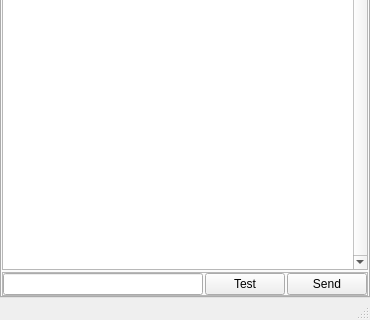
Above: src/MainWindow/mainwindow.ui from cyberlord8/ChesterTheChat before the change; both pictures show x 0 to 370 and y 374 to 694 of the 370 by 694 pixel window. Below: the same form after it.
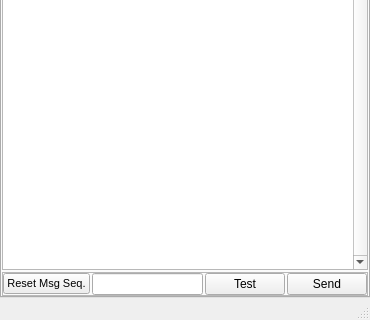
That is the form after the change. The open tabs and pages were chosen to show the change.

Commit message: Added ability to reset message number sequence

What changed in the file:
```diff
--- a/src/MainWindow/mainwindow.ui
+++ b/src/MainWindow/mainwindow.ui
@@ -81,24 +81,34 @@
           <property name="frameShadow">
            <enum>QFrame::Shadow::Raised</enum>
           </property>
-          <layout class="QVBoxLayout" name="verticalLayout_3">
-           <property name="spacing">
-            <number>2</number>
-           </property>
-           <property name="leftMargin">
-            <number>0</number>
-           </property>
-           <property name="topMargin">
-            <number>0</number>
-           </property>
-           <property name="rightMargin">
-            <number>0</number>
-           </property>
-           <property name="bottomMargin">
-            <number>0</number>
-           </property>
-           <item>
             <layout class="QHBoxLayout" name="horizontalLayout">
+           <property name="spacing">
+            <number>2</number>
+           </property>
+           <property name="leftMargin">
+            <number>0</number>
+           </property>
+           <property name="topMargin">
+            <number>0</number>
+           </property>
+           <property name="rightMargin">
+            <number>0</number>
+           </property>
+           <property name="bottomMargin">
+            <number>0</number>
+           </property>
+           <item>
+            <widget class="QPushButton" name="pushButtonResetMsgSeq">
+             <property name="font">
+              <font>
+               <pointsize>8</pointsize>
+              </font>
+             </property>
+             <property name="text">
+              <string>Reset Msg Seq.</string>
+             </property>
+            </widget>
+           </item>
              <item>
               <widget class="QLineEdit" name="lineEditChatText">
                <property name="toolTip">
@@ -127,8 +137,6 @@
               </widget>
              </item>
             </layout>
-           </item>
-          </layout>
          </widget>
         </item>
        </layout>
```
Left out of the diff: 4 changed lines with no effect on the pictures. Lines whose indentation alone changed are shown as unchanged. The commit also changes 2 other files.
